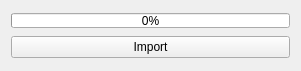
Above: Code/qtdcmImportWidget.ui from qtdcm/qtdcm before the change. Below: the same form after it.
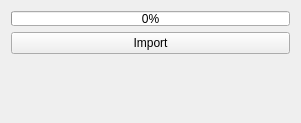
That is the form after the change. Icons and pictures are not drawn.

Commit message: Connect import widget, serie info widget and preview widget

Diff of the .ui file:
```diff
--- a/Code/qtdcmImportWidget.ui
+++ b/Code/qtdcmImportWidget.ui
@@ -7,7 +7,7 @@
     <x>0</x>
     <y>0</y>
     <width>301</width>
-    <height>71</height>
+    <height>123</height>
    </rect>
   </property>
   <property name="windowTitle">
@@ -44,6 +44,19 @@
      </property>
     </widget>
    </item>
+   <item row="2" column="0">
+    <spacer name="verticalSpacer">
+     <property name="orientation">
+      <enum>Qt::Vertical</enum>
+     </property>
+     <property name="sizeHint" stdset="0">
+      <size>
+       <width>20</width>
+       <height>40</height>
+      </size>
+     </property>
+    </spacer>
+   </item>
   </layout>
  </widget>
  <resources>
```
The commit also changes 10 other files.
